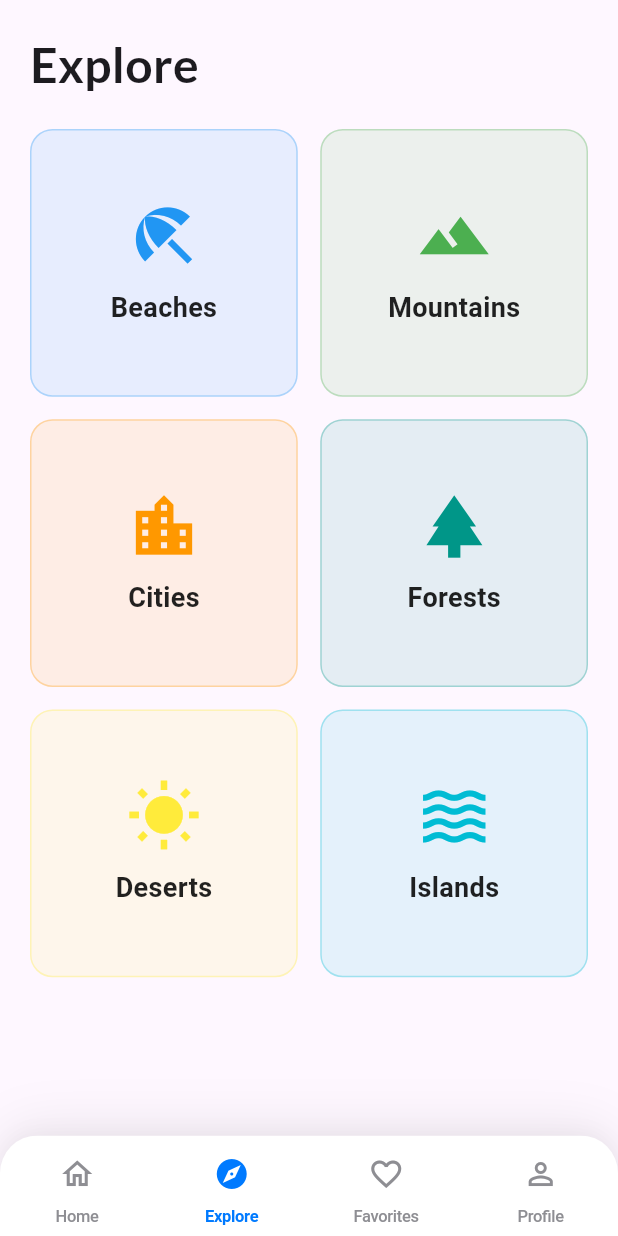
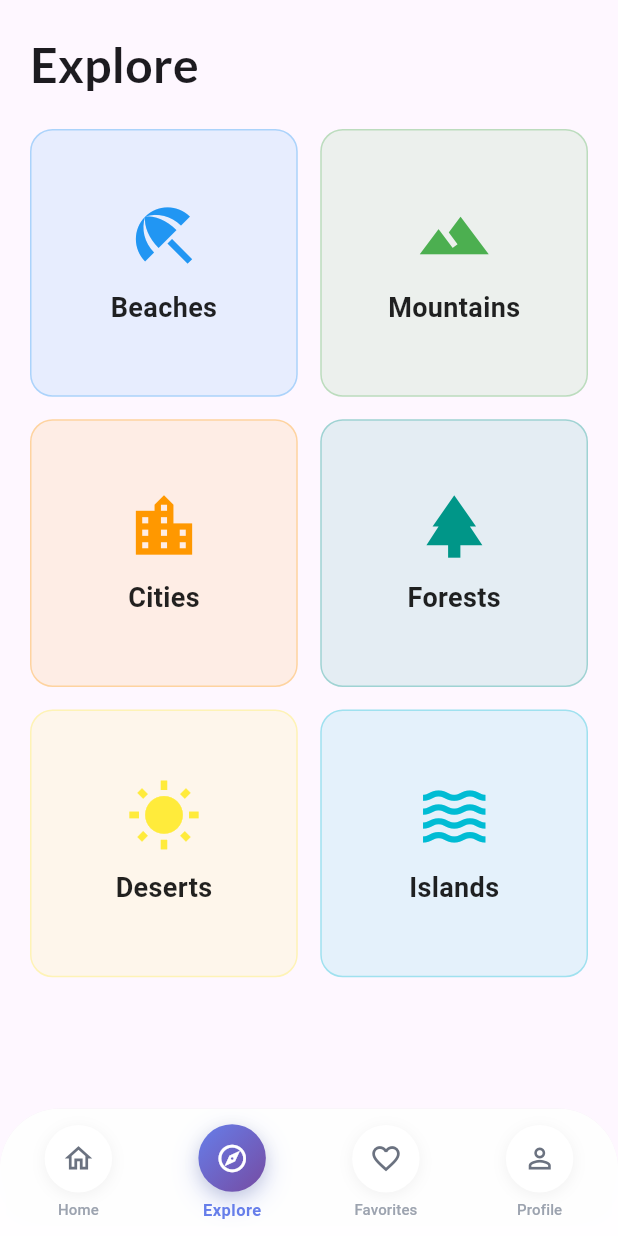
Before and after one commit to Sanjaya-Danushka/TravelNest, a Flutter app: the screen it shows after launch, item 2 of the bottom bar chosen, on a phone screen of 412 x 824 dp. Run offline on Flutter 3.47's test engine with Material 3 defaults, Android fonts, the phone set to English and light mode, and no system bars; Roboto replaces fonts that are missing (SF Pro Display).

Commit message:
botton dock implemented

```diff
--- a/lib/pages/main_navigation.dart
+++ b/lib/pages/main_navigation.dart
@@ -19,106 +19,145 @@ class _MainNavigationState extends State<MainNavigation> {
   @override
   Widget build(BuildContext context) {
     return Scaffold(
-      extendBodyBehindAppBar: true,
+      backgroundColor: Color(0xFFFAFAFA),
+      body: _pages[_currentIndex],
       extendBody: true,
-      body: _pages[_currentIndex],
       bottomNavigationBar: Container(
+        height: 85,
+        decoration: BoxDecoration(color: Colors.transparent),
+        child: ClipRRect(
+          borderRadius: BorderRadius.only(
+            topLeft: Radius.circular(40),
+            topRight: Radius.circular(40),
+          ),
+          child: Container(
+            height: 75,
             decoration: BoxDecoration(
-          borderRadius: BorderRadius.only(
-            topLeft: Radius.circular(25),
-            topRight: Radius.circular(25),
+              color: Colors.white.withOpacity(0.95),
+              border: Border.all(
+                color: Colors.white.withOpacity(0.3),
+                width: 1,
               ),
               boxShadow: [
                 BoxShadow(
-              color: Colors.black.withOpacity(0.08),
+                  color: Colors.black.withOpacity(0.05),
                   blurRadius: 30,
-              offset: Offset(0, -5),
+                  offset: Offset(0, -10),
                 ),
                 BoxShadow(
-              color: Colors.black.withOpacity(0.03),
+                  color: Colors.black.withOpacity(0.02),
                   blurRadius: 10,
-              offset: Offset(0, -2),
+                  offset: Offset(0, -3),
                 ),
               ],
             ),
-        child: ClipRRect(
-          borderRadius: BorderRadius.only(
-            topLeft: Radius.circular(25),
-            topRight: Radius.circular(25),
+            child: Row(
+              mainAxisAlignment: MainAxisAlignment.spaceEvenly,
+              children: [
+                Expanded(
+                  child: _buildModernNavItem(0, Icons.home_outlined, 'Home'),
                 ),
-          child: BottomNavigationBar(
-            currentIndex: _currentIndex,
-            onTap: (index) {
-              setState(() {
-                _currentIndex = index;
-              });
-            },
-            backgroundColor: Colors.white,
-            elevation: 0,
-            type: BottomNavigationBarType.fixed,
-            selectedLabelStyle: TextStyle(
-              fontSize: 11,
-              fontWeight: FontWeight.w600,
-              fontFamily: 'SF Pro Display',
-              letterSpacing: -0.2,
+                Expanded(
+                  child: _buildModernNavItem(
+                    1,
+                    Icons.explore_outlined,
+                    'Explore',
                   ),
-            unselectedLabelStyle: TextStyle(
-              fontSize: 11,
-              fontWeight: FontWeight.w500,
-              fontFamily: 'SF Pro Display',
-              letterSpacing: -0.2,
                 ),
-            selectedItemColor: Color(0xFF007AFF),
-            unselectedItemColor: Color(0xFF8E8E93),
-            items: [
-              BottomNavigationBarItem(
-                icon: Container(
-                  padding: EdgeInsets.symmetric(vertical: 8, horizontal: 16),
-                  child: Icon(Icons.home_outlined, size: 24),
+                Expanded(
+                  child: _buildModernNavItem(
+                    2,
+                    Icons.favorite_border,
+                    'Favorites',
                   ),
-                activeIcon: Container(
-                  padding: EdgeInsets.symmetric(vertical: 8, horizontal: 16),
-                  child: Icon(Icons.home, size: 24),
                 ),
-                label: 'Home',
+                Expanded(
+                  child: _buildModernNavItem(
+                    3,
+                    Icons.person_outline,
+                    'Profile',
                   ),
-              BottomNavigationBarItem(
-                icon: Container(
-                  padding: EdgeInsets.symmetric(vertical: 8, horizontal: 16),
-                  child: Icon(Icons.explore_outlined, size: 24),
-                ),
-                activeIcon: Container(
-                  padding: EdgeInsets.symmetric(vertical: 8, horizontal: 16),
-                  child: Icon(Icons.explore, size: 24),
-                ),
-                label: 'Explore',
-              ),
-              BottomNavigationBarItem(
-                icon: Container(
-                  padding: EdgeInsets.symmetric(vertical: 8, horizontal: 16),
-                  child: Icon(Icons.favorite_border, size: 24),
-                ),
-                activeIcon: Container(
-                  padding: EdgeInsets.symmetric(vertical: 8, horizontal: 16),
-                  child: Icon(Icons.favorite, size: 24),
-                ),
-                label: 'Favorites',
-              ),
-              BottomNavigationBarItem(
-                icon: Container(
-                  padding: EdgeInsets.symmetric(vertical: 8, horizontal: 16),
-                  child: Icon(Icons.person_outline, size: 24),
-                ),
-                activeIcon: Container(
-                  padding: EdgeInsets.symmetric(vertical: 8, horizontal: 16),
-                  child: Icon(Icons.person, size: 24),
-                ),
-                label: 'Profile',
                 ),
               ],
             ),
           ),
         ),
+      ),
+    );
+  }
+
+  Widget _buildModernNavItem(int index, IconData icon, String label) {
+    final isSelected = _currentIndex == index;
+
+    return GestureDetector(
+      onTap: () {
+        setState(() {
+          _currentIndex = index;
+        });
+      },
+      child: Container(
+        height: 75,
+        child: Column(
+          mainAxisAlignment: MainAxisAlignment.center,
+          children: [
+            // Modern icon container
+            AnimatedContainer(
+              duration: Duration(milliseconds: 250),
+              curve: Curves.easeOutCubic,
+              width: 45,
+              height: 45,
+              decoration: BoxDecoration(
+                gradient: isSelected
+                    ? LinearGradient(
+                        colors: [Color(0xFF667EEA), Color(0xFF764BA2)],
+                        begin: Alignment.topLeft,
+                        end: Alignment.bottomRight,
+                      )
+                    : LinearGradient(colors: [Colors.white, Colors.white]),
+                borderRadius: BorderRadius.circular(22.5),
+                boxShadow: isSelected
+                    ? [
+                        BoxShadow(
+                          color: Color(0xFF667EEA).withOpacity(0.3),
+                          blurRadius: 15,
+                          offset: Offset(0, 6),
+                        ),
+                        BoxShadow(
+                          color: Colors.black.withOpacity(0.1),
+                          blurRadius: 8,
+                          offset: Offset(0, 3),
+                        ),
+                      ]
+                    : [
+                        BoxShadow(
+                          color: Colors.black.withOpacity(0.05),
+                          blurRadius: 8,
+                          offset: Offset(0, 2),
+                        ),
+                      ],
+              ),
+              child: Icon(
+                icon,
+                color: isSelected ? Colors.white : Color(0xFF6B7280),
+                size: 22,
+              ),
+            ),
+            SizedBox(height: 6),
+            // Modern text label
+            AnimatedDefaultTextStyle(
+              duration: Duration(milliseconds: 250),
+              style: TextStyle(
+                fontSize: isSelected ? 11 : 10,
+                fontWeight: isSelected ? FontWeight.w700 : FontWeight.w500,
+                color: isSelected ? Color(0xFF667EEA) : Color(0xFF9CA3AF),
+                fontFamily: 'SF Pro Display',
+                letterSpacing: isSelected ? 0.3 : 0.1,
+              ),
+              child: Text(label),
+            ),
+          ],
+        ),
+      ),
     );
   }
 }
```
Lines whose indentation alone changed are shown as unchanged.
